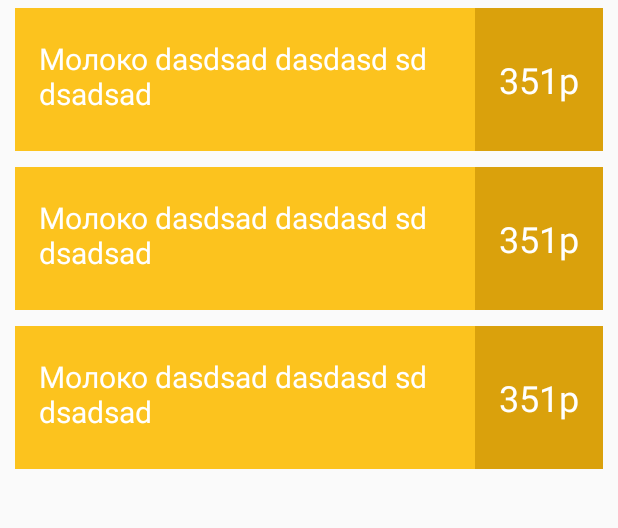
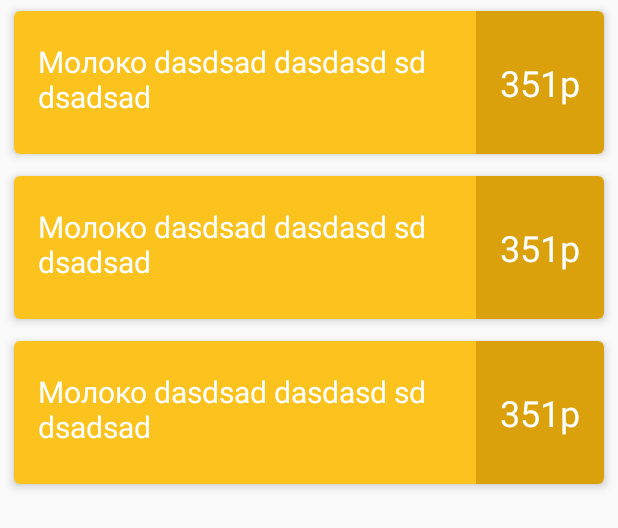
Before and after one commit to TuxGit/MoneyTracker, an Android app: the layout fragment_item_list.xml on its own in the app's theme, with its tools: preview values and no code run, on a phone screen of 412 x 824 dp. Shown: the top 528 px of the screen. Run offline under Robolectric (Android 15) with nearby library versions, the phone set to English and light mode, and no system bars.

Commit message:
Upd Design improvements

```diff
--- a/app/src/main/res/layout/item_record.xml
+++ b/app/src/main/res/layout/item_record.xml
@@ -4,13 +4,11 @@
     xmlns:tools="http://schemas.android.com/tools"
     android:layout_width="match_parent"
     android:layout_height="wrap_content"
-    android:layout_marginLeft="10dp"
-    android:layout_marginRight="10dp"
-    android:layout_marginTop="5dp"
-    android:layout_marginBottom="5dp"
-    app:cardUseCompatPadding="false"
-    app:cardElevation="0dp"
-    app:cardCornerRadius="0dp">
+    android:layout_marginLeft="4dp"
+    android:layout_marginRight="4dp"
+    app:cardUseCompatPadding="true"
+    app:cardElevation="4dp"
+    app:cardCornerRadius="4dp">
 
 <LinearLayout
     android:layout_width="match_parent"
```
